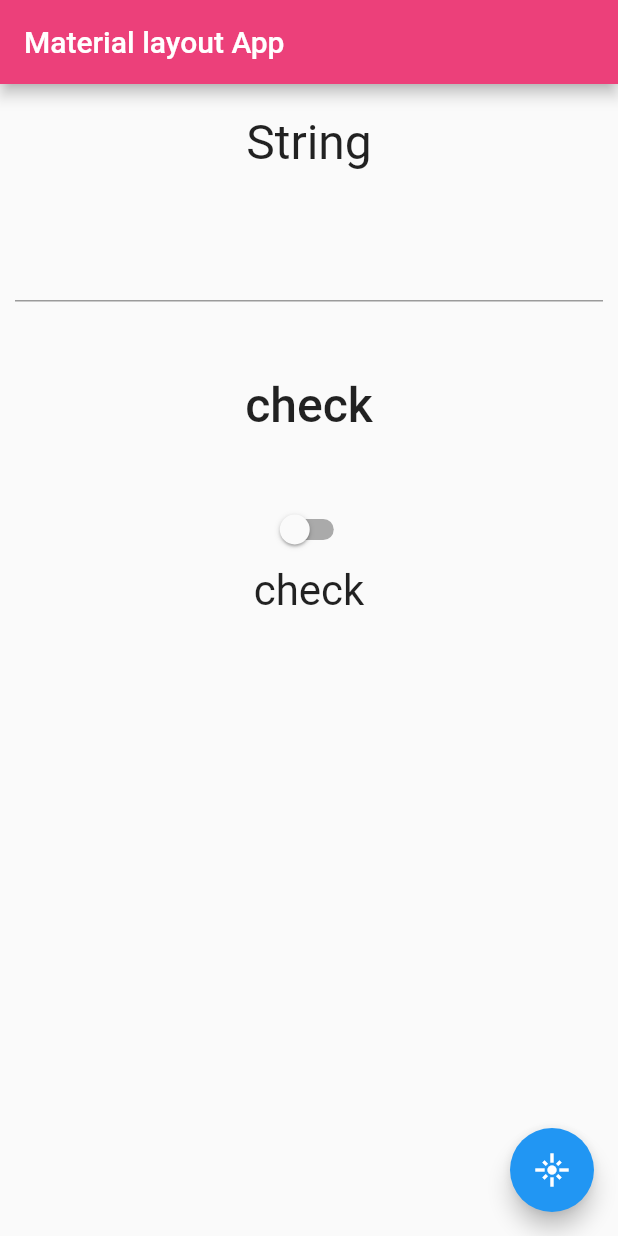
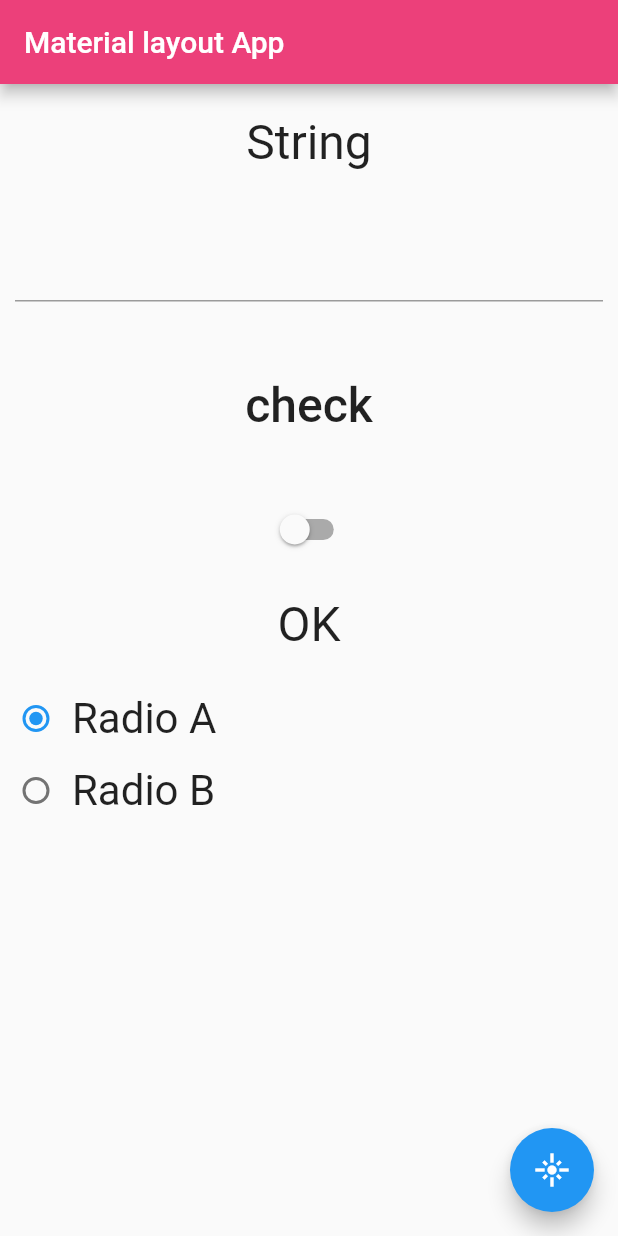
Before and after one commit to Ohnao/test2_flutter, a Flutter app: the screen it shows after launch, on a phone screen of 412 x 824 dp. Run offline on Flutter 3.47's test engine with Material 2 defaults, Android fonts, the phone set to English and light mode, and no system bars.

Commit message:
about radiobutton

```diff
--- a/lib/main.dart
+++ b/lib/main.dart
@@ -24,12 +24,15 @@ class _MyHomePageState extends State<MyHomePage> {
   var _yourMessage;
   var _checkMessage;
   bool _checked = false;
+  String _selected = 'A';
+  String _message;
   final controller = TextEditingController();
 
   @override
   void initState() {
     _yourMessage = 'String';
     _checkMessage = 'check';
+    _message = 'OK';
     super.initState();
   }
 
@@ -43,6 +46,13 @@ class _MyHomePageState extends State<MyHomePage> {
     setState(() {
       _checked = value;
       _checkMessage = value ? 'checked' : 'not checked';
+    });
+  }
+
+  void checkRadio(String value){
+    setState(() {
+      _selected = value;
+      _message = 'select: $_selected';
     });
   }
 
@@ -100,14 +110,62 @@ class _MyHomePageState extends State<MyHomePage> {
                     value: _checked,
                     onChanged: checkChanged,
                   ),
+                  Padding(
+                    padding: EdgeInsets.all(10.0),
+                  ),
                   Text(
-                    "check",
+                    _message,
                     style: TextStyle(
-                      fontSize: 28.0,
+                      fontSize: 32.0,
                       fontWeight: FontWeight.w400,
                       fontFamily: "Roboto",
-                    )
-                  )
+                    ),
+                  ),
+                  Padding(
+                    padding: EdgeInsets.all(10.0),
+                  ),
+                  Row(
+                    mainAxisAlignment: MainAxisAlignment.start,
+                    mainAxisSize: MainAxisSize.max,
+                    crossAxisAlignment: CrossAxisAlignment.center,
+
+                    children: <Widget>[
+                      Radio<String>(
+                        value: 'A',
+                        groupValue: _selected,
+                        onChanged: (String value)=> checkRadio(value),
+                      ),
+                      Text(
+                        "Radio A",
+                        style: TextStyle(
+                          fontSize:28.0,
+                          fontWeight: FontWeight.w400,
+                          fontFamily: "Roboto",
+                        ),
+                      )
+                    ],
+                  ),
+                  Row(
+                    mainAxisAlignment: MainAxisAlignment.start,
+                    mainAxisSize: MainAxisSize.max,
+                    crossAxisAlignment: CrossAxisAlignment.center,
+
+                    children: <Widget>[
+                      Radio<String>(
+                        value: 'B',
+                        groupValue: _selected,
+                        onChanged: (String value)=> checkRadio(value),
+                      ),
+                      Text(
+                        "Radio B",
+                        style: TextStyle(
+                          fontSize:28.0,
+                          fontWeight: FontWeight.w400,
+                          fontFamily: "Roboto",
+                        ),
+                      )
+                    ],
+                  ),
                 ],
               ),
           ),
```
